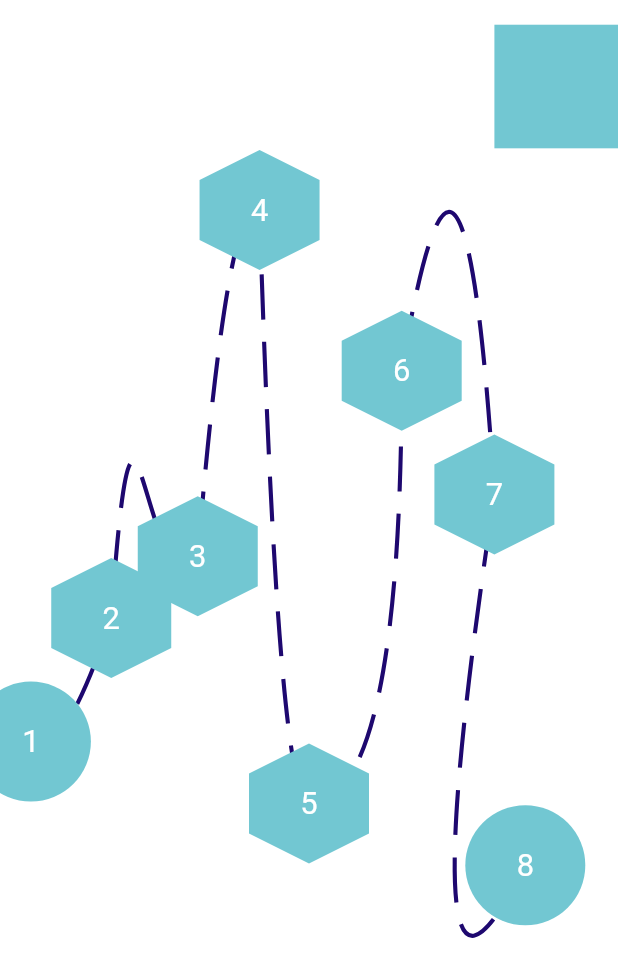
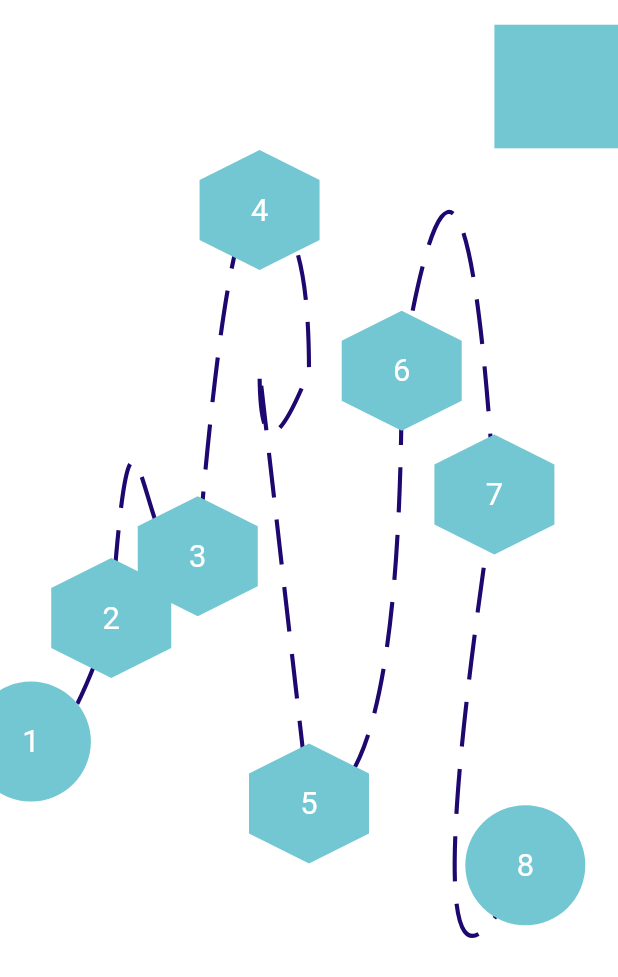
Before and after one commit to Iconica-Development/flutter_roadmap_component, a Flutter app: the screen it shows after launch, on a phone screen of 412 x 824 dp. Shown: the top 977 px of the screen. Run offline on Flutter 3.47's test engine with Material 2 defaults, Android fonts, the phone set to English and light mode, and no system bars.

Commit message:
feat: add copywith methods

```diff
--- a/example/lib/main.dart
+++ b/example/lib/main.dart
@@ -80,11 +80,34 @@ class _FlutterRoadmapDemoState extends State<FlutterRoadmapDemo> {
                 ),
               ),
               RoadmapLine(
-                segment: Segment(
-                  quadracticPoint: Point(0.45, 0.65),
-                  showArrow: true,
-                  text: 'Going strong',
-                ),
+                //   RoadmapPoint(
+                //   point: Point(0.42, 0.17),
+                // ),
+                // RoadmapPoint(
+                //   point: Point(0.5, 0.65),
+                // ),
+                segments: [
+                  Segment(
+                    quadracticPoint: Point(0.5, 0.17),
+                    showArrow: true,
+                    text: 'Going strong',
+                    segmentEndPoint: Point(0.5, 0.30),
+                  ),
+                  Segment(
+                    quadracticPoint: Point(0.42, 0.4),
+                    segmentEndPoint: Point(0.42, 0.3),
+                  ),
+                  Segment(
+                    quadracticPoint: Point(0.5, 0.65),
+                    segmentEndPoint: Point(0.5, 0.65),
+                  ),
+                ],
+
+                // Segment(
+                //   quadracticPoint: Point(0.45, 0.65),
+                //   showArrow: true,
+                //   text: 'Going strong',
+                // ),
               ),
               RoadmapLine(
                 segment: Segment(
@@ -123,8 +146,7 @@ class _FlutterRoadmapDemoState extends State<FlutterRoadmapDemo> {
                     left: size.width * 0.05,
                     top: size.height * 0.02,
                   ),
-                  child: // colored box
-                      Container(
+                  child: Container(
                     width: size.width * 0.2,
                     height: size.height * 0.1,
                     decoration: const BoxDecoration(
--- a/lib/src/models/roadmap_line.dart
+++ b/lib/src/models/roadmap_line.dart
@@ -24,4 +24,14 @@ class RoadmapLine {
 
   /// Single segment between two points, used for making simple lines
   final Segment? segment;
+
+  RoadmapLine copyWith({
+    List<Segment>? segments,
+    Segment? segment,
+  }) {
+    return RoadmapLine(
+      segments: segments ?? this.segments,
+      segment: segment ?? this.segment,
+    );
+  }
 }
--- a/lib/src/models/roadmap_point.dart
+++ b/lib/src/models/roadmap_point.dart
@@ -31,4 +31,20 @@ class RoadmapPoint {
 
   /// Widget builder for the point
   final Widget Function(BuildContext context)? widgetBuilder;
+
+  RoadmapPoint copyWith({
+    Point<double>? point,
+    String? text,
+    Widget? overlay,
+    MarkerShape? markerShape,
+    Widget Function(BuildContext context)? widgetBuilder,
+  }) {
+    return RoadmapPoint(
+      point: point ?? this.point,
+      text: text ?? this.text,
+      overlay: overlay ?? this.overlay,
+      markerShape: markerShape ?? this.markerShape,
+      widgetBuilder: widgetBuilder ?? this.widgetBuilder,
+    );
+  }
 }
--- a/lib/src/models/segment.dart
+++ b/lib/src/models/segment.dart
@@ -39,4 +39,22 @@ class Segment {
 
   /// Whether to show an arrow at the end of the segment
   final bool? showArrow;
+
+  Segment copyWith({
+    Point<double>? quadracticPoint,
+    Point<double>? cubicPointOne,
+    Point<double>? cubicPointTwo,
+    Point<double>? segmentEndPoint,
+    String? text,
+    bool? showArrow,
+  }) {
+    return Segment(
+      quadracticPoint: quadracticPoint ?? this.quadracticPoint,
+      cubicPointOne: cubicPointOne ?? this.cubicPointOne,
+      cubicPointTwo: cubicPointTwo ?? this.cubicPointTwo,
+      segmentEndPoint: segmentEndPoint ?? this.segmentEndPoint,
+      text: text ?? this.text,
+      showArrow: showArrow ?? this.showArrow,
+    );
+  }
 }
--- a/lib/src/models/theme.dart
+++ b/lib/src/models/theme.dart
@@ -31,4 +31,30 @@ class RoadmapTheme {
 
   final double dashLength;
   final double dashSpace;
+
+  RoadmapTheme copyWith({
+    Color? lineColor,
+    Color? markerColor,
+    Color? markerTextColor,
+    Color? segmentTextColor,
+    Color? overlayColor,
+    double? markerRadius,
+    double? lineWidth,
+    MarkerShape? markerShape,
+    double? dashLength,
+    double? dashSpace,
+  }) {
+    return RoadmapTheme(
+      lineColor: lineColor ?? this.lineColor,
+      markerColor: markerColor ?? this.markerColor,
+      markerTextColor: markerTextColor ?? this.markerTextColor,
+      segmentTextColor: segmentTextColor ?? this.segmentTextColor,
+      overlayColor: overlayColor ?? this.overlayColor,
+      markerRadius: markerRadius ?? this.markerRadius,
+      lineWidth: lineWidth ?? this.lineWidth,
+      markerShape: markerShape ?? this.markerShape,
+      dashLength: dashLength ?? this.dashLength,
+      dashSpace: dashSpace ?? this.dashSpace,
+    );
+  }
 }
```
